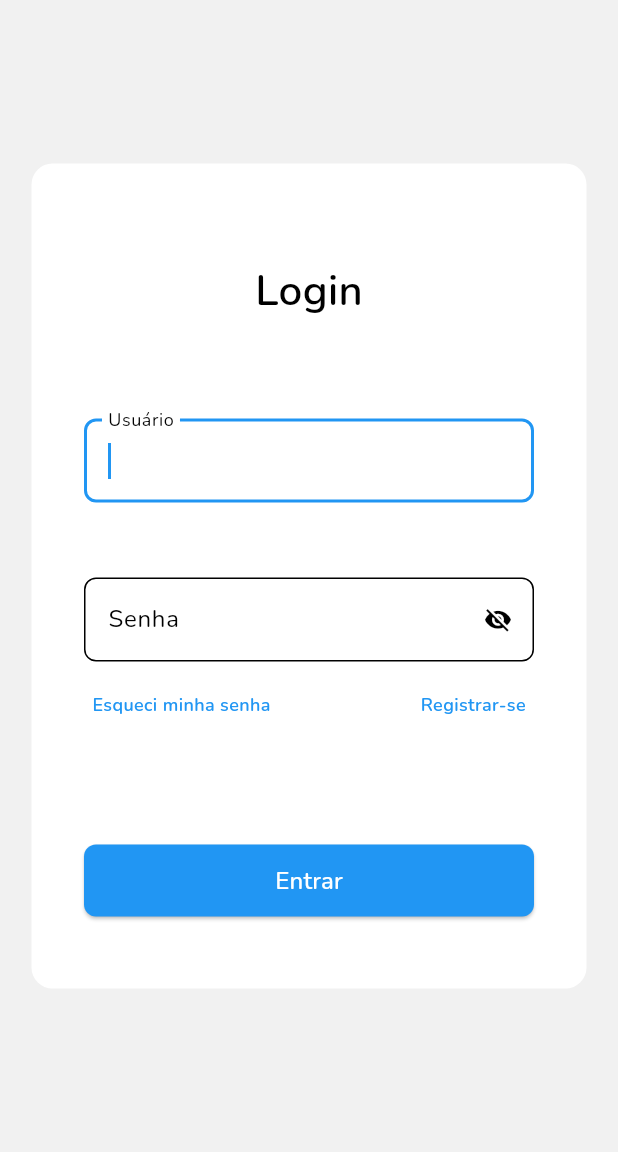
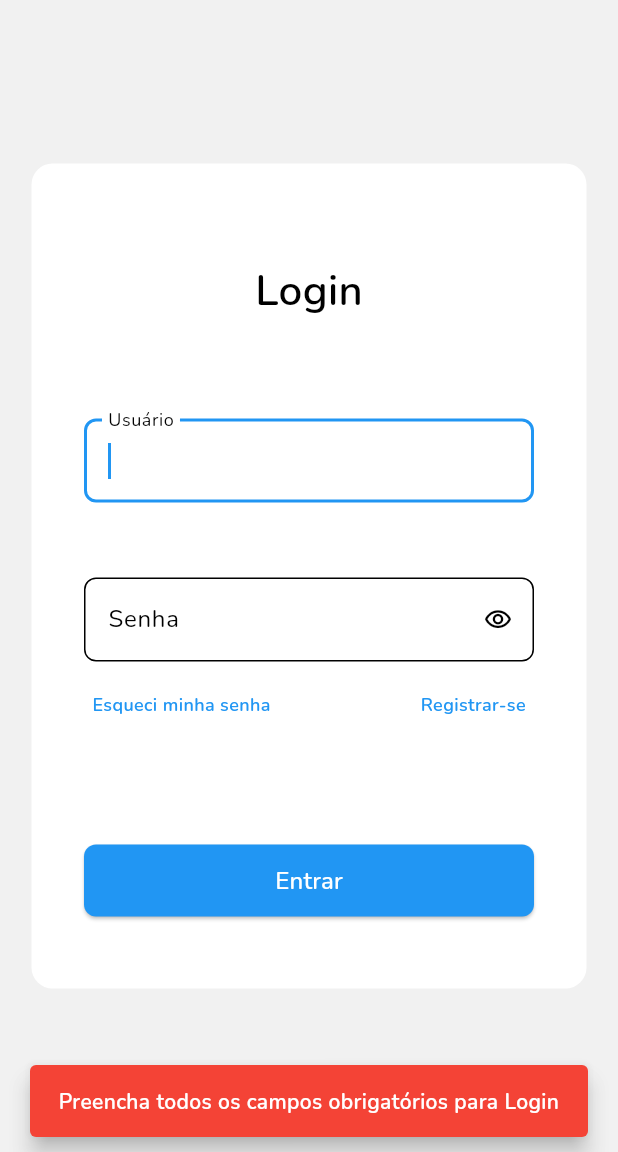
Before and after one commit to Roddzzz/lock-unlock-arduino, a Flutter app: the screen it shows after launch, after a tap on "Entrar", on a phone screen of 412 x 824 dp, the part 84-1236 px from its top. Run offline on Flutter 3.47's test engine with Material 3 defaults, Android fonts, the phone set to English and light mode, and no system bars; our stand-ins replace google_fonts.

```diff
--- a/lib/screens/login_screen.dart
+++ b/lib/screens/login_screen.dart
@@ -1,23 +1,31 @@
 import 'package:flutter/material.dart';
 import 'package:google_fonts/google_fonts.dart';
+import 'package:lock_unlock_gate/viewmodels/login_screen_viewmodel.dart';
 import 'package:provider/provider.dart';
 import 'package:lock_unlock_gate/models/theme_provider.dart';
 
 class LoginScreen extends StatelessWidget {
-  const LoginScreen({super.key});
+  LoginScreen({super.key});
+
+  final FocusNode _userFocusNode = FocusNode();
+  final TextEditingController _userTextController = TextEditingController();
+
+  final TextEditingController _passwordTextController = TextEditingController();
 
   @override
   Widget build(BuildContext context) {
-    final themeProvider = Provider.of<ThemeProvider>(context);
-    final appColors = themeProvider.appColors;
     return Scaffold(
       appBar: AppBar(
-        backgroundColor: appColors.appBarColor,
+        backgroundColor: context.select(
+          (ThemeProvider t) => t.appColors.appBarColor,
+        ),
         title: Text(
           "Lock Unlock Arduino",
           style: GoogleFonts.nunito(
             fontWeight: FontWeight.w600,
-            color: appColors.staticColorText,
+            color: context.select(
+              (ThemeProvider t) => t.appColors.staticColorText,
+            ),
           ),
         ),
         centerTitle: true,
@@ -25,16 +33,8 @@ class LoginScreen extends StatelessWidget {
           Padding(
             padding: EdgeInsets.only(right: 9.0),
             child: IconButton(
-              icon: Icon(
-                themeProvider.isDarkMode
-                    ? Icons.light_mode_outlined
-                    : Icons.dark_mode_outlined,
-                color: appColors.staticColorText,
-              ),
-              onPressed: () {
-                // Alternar o tema ao clicar no botão
-                themeProvider.toggleTheme();
-              },
+              icon: _buildDarkModeIcon(context),
+              onPressed: () => context.read<ThemeProvider>().toggleTheme(),
             ),
           ),
         ],
@@ -44,7 +44,7 @@ class LoginScreen extends StatelessWidget {
           width: 370,
           height: 550,
           decoration: BoxDecoration(
-            color: appColors.loginBox,
+            color: context.select((ThemeProvider t) => t.appColors.loginBox),
             borderRadius: BorderRadius.all(Radius.circular(14.0)),
           ),
           child: Column(
@@ -57,7 +57,9 @@ class LoginScreen extends StatelessWidget {
                   style: GoogleFonts.nunito(
                     fontSize: 28,
                     fontWeight: FontWeight.w600,
-                    color: appColors.secondaryColorText,
+                    color: context.select(
+                      (ThemeProvider t) => t.appColors.secondaryColorText,
+                    ),
                   ),
                 ),
               ),
@@ -66,31 +68,43 @@ class LoginScreen extends StatelessWidget {
                 child: SizedBox(
                   width: 300,
                   child: TextField(
-                    // onSubmitted: (_) => {_validateLogin()},
+                    onSubmitted:
+                        (_) =>
+                            _handleLoginValidation(context),
                     autofocus: true,
-                    // focusNode: _focusNodeUser,
-                    // controller: _controllerUser,
-                    cursorColor: appColors.appBarColor,
+                    focusNode: _userFocusNode,
+                    controller: _userTextController,
+                    cursorColor: context.select(
+                      (ThemeProvider t) => t.appColors.appBarColor,
+                    ),
                     style: GoogleFonts.nunito(
                       fontSize: 16,
-                      color: appColors.secondaryColorText,
+                      color: context.select(
+                        (ThemeProvider t) => t.appColors.secondaryColorText,
+                      ),
                     ),
                     decoration: InputDecoration(
                       labelText: 'Usuário',
                       labelStyle: GoogleFonts.nunito(
                         fontSize: 16,
-                        color: appColors.secondaryColorText,
+                        color: context.select(
+                          (ThemeProvider t) => t.appColors.secondaryColorText,
+                        ),
                       ),
                       enabledBorder: OutlineInputBorder(
                         borderRadius: BorderRadius.circular(8.0),
                         borderSide: BorderSide(
-                          color: appColors.secondaryColorText,
+                          color: context.select(
+                            (ThemeProvider t) => t.appColors.secondaryColorText,
+                          ),
                         ),
                       ),
                       focusedBorder: OutlineInputBorder(
                         borderRadius: BorderRadius.circular(8.0),
                         borderSide: BorderSide(
-                          color: appColors.appBarColor,
+                          color: context.select(
+                            (ThemeProvider t) => t.appColors.appBarColor,
+                          ),
                           width: 2.0,
                         ),
                       ),
@@ -103,45 +117,67 @@ class LoginScreen extends StatelessWidget {
                 child: SizedBox(
                   width: 300,
                   child: TextField(
-                    // onSubmitted: (_) => _validateLogin(),
-                    // controller: _controllerPassword,
-                    // obscureText: _isObscureText,
-                    cursorColor: appColors.appBarColor,
+                    onSubmitted:
+                        (_) =>
+                            _handleLoginValidation(context),
+                    controller: _passwordTextController,
+                    obscureText: context.select(
+                      (LoginScreenViewmodel l) => l.passwordFieldObscureText,
+                    ),
+                    cursorColor: context.select(
+                      (ThemeProvider t) => t.appColors.appBarColor,
+                    ),
                     style: GoogleFonts.nunito(
                       fontSize: 16,
-                      color: appColors.secondaryColorText,
+                      color: context.select(
+                        (ThemeProvider t) => t.appColors.secondaryColorText,
+                      ),
                     ),
                     decoration: InputDecoration(
                       labelText: 'Senha',
                       labelStyle: GoogleFonts.nunito(
                         fontSize: 16,
-                        color: appColors.secondaryColorText,
+                        color: context.select(
+                          (ThemeProvider t) => t.appColors.secondaryColorText,
+                        ),
                       ),
                       suffixIcon: IconButton(
-                        icon: Icon(
-                          // _isObscureText
-                          //     ? Icons.visibility_off
-                          //     : Icons.visibility_outlined,
-                          Icons.visibility_off,
-                          color: appColors.secondaryColorText,
-                          size: 19,
+                        icon: Builder(
+                          builder: (BuildContext builderBuildContext) {
+                            final bool isObscureText = builderBuildContext
+                                .select(
+                                  (LoginScreenViewmodel l) =>
+                                      l.passwordFieldObscureText,
+                                );
+                            final Color color = builderBuildContext.select(
+                              (ThemeProvider t) =>
+                                  t.appColors.secondaryColorText,
+                            );
+                            return Icon(
+                              isObscureText
+                                  ? Icons.visibility_off
+                                  : Icons.visibility_outlined,
+                              color: color,
+                              size: 19,
+                            );
+                          },
                         ),
-                        onPressed: () {
-                          // setState(() {
-                          //   _isObscureText = !_isObscureText;
-                          // });
-                        },
+                        onPressed: () => context.read<LoginScreenViewmodel>().toggleObscurePassword(),
                       ),
                       enabledBorder: OutlineInputBorder(
                         borderRadius: BorderRadius.circular(8.0),
                         borderSide: BorderSide(
-                          color: appColors.secondaryColorText,
+                          color: context.select(
+                            (ThemeProvider t) => t.appColors.secondaryColorText,
+                          ),
                         ),
                       ),
                       focusedBorder: OutlineInputBorder(
                         borderRadius: BorderRadius.circular(8.0),
                         borderSide: BorderSide(
-                          color: appColors.appBarColor,
+                          color: context.select(
+                            (ThemeProvider t) => t.appColors.appBarColor,
+                          ),
                           width: 2.0,
                         ),
                       ),
@@ -159,7 +195,9 @@ class LoginScreen extends StatelessWidget {
                       style: GoogleFonts.nunito(
                         fontSize: 12,
                         fontWeight: FontWeight.w600,
-                        color: appColors.appBarColor,
+                        color: context.select(
+                          (ThemeProvider t) => t.appColors.appBarColor,
+                        ),
                       ),
                     ),
                     SizedBox(width: 100),
@@ -168,7 +206,9 @@ class LoginScreen extends StatelessWidget {
                       style: GoogleFonts.nunito(
                         fontSize: 12,
                         fontWeight: FontWeight.w600,
-                        color: appColors.appBarColor,
+                        color: context.select(
+                          (ThemeProvider t) => t.appColors.appBarColor,
+                        ),
                       ),
                     ),
                   ],
@@ -180,12 +220,12 @@ class LoginScreen extends StatelessWidget {
                   height: 48,
                   width: 300,
                   child: ElevatedButton(
-                    onPressed: () {
-                      // _validateLogin();
-                    },
+                    onPressed: () => _handleLoginValidation(context),
                     style: ElevatedButton.styleFrom(
                       foregroundColor: Colors.white, // Cor de fundo
-                      backgroundColor: appColors.appBarColor, // Cor do texto
+                      backgroundColor: context.select(
+                        (ThemeProvider t) => t.appColors.appBarColor,
+                      ), // Cor do texto
                       shape: RoundedRectangleBorder(
                         borderRadius: BorderRadius.circular(8.0),
                       ),
@@ -193,7 +233,7 @@ class LoginScreen extends StatelessWidget {
                     child: Text(
                       'Entrar',
                       style: GoogleFonts.nunito(fontSize: 16),
-                    )
+                    ),
                   ),
                 ),
               ),
@@ -201,45 +241,52 @@ class LoginScreen extends StatelessWidget {
           ),
         ),
       ),
-      backgroundColor: appColors.backgroundColor,
+      backgroundColor: context.select(
+        (ThemeProvider t) => t.appColors.backgroundColor,
+      ),
+    );
+  }
+
+  void _handleLoginValidation(BuildContext context) async {
+    final String username = _userTextController.text.trim();
+    final String password = _passwordTextController.text.trim();
+    if(username == "" || password == "") {
+      _showSnackbarInvalidLogin(context, 'Preencha todos os campos obrigatórios para Login');
+      return;
+    }
+    final success = await context.read<LoginScreenViewmodel>().validateLogin(username, password);
+    if(success) {
+      if(context.mounted) {
+        await Navigator.of(context).pushNamed('/hubManagementScreen');
+        _userTextController.dispose();
+        _passwordTextController.dispose();
+        _userFocusNode.dispose();
+        return;
+      }
+    }
+    if(context.mounted) {
+      _showSnackbarInvalidLogin(context, 'Usuário e/ou senha incorretos!');
+      _userTextController.clear();
+      _passwordTextController.clear();
+      _userFocusNode.requestFocus();
+    }
+  }
+
+  Widget _buildDarkModeIcon(BuildContext context) {
+    final (darkMode, staticColorText) = context.select(
+      (ThemeProvider t) => (
+        t.isDarkMode,
+        t.appColors.staticColorText,
+      ),
+    );
+    return Icon(
+      darkMode
+          ? Icons.light_mode_outlined
+          : Icons.dark_mode_outlined,
+      color: staticColorText,
     );
   }
 }
-
-//   @override
-//   _LoginScreenState createState() => _LoginScreenState();
-// }
-
-// class _LoginScreenState extends State<LoginScreen> {
-//   bool _isObscureText = true;
-//   final TextEditingController _controllerUser = TextEditingController();
-//   final TextEditingController _controllerPassword = TextEditingController();
-//   final FocusNode _focusNodeUser = FocusNode();
-
-//   void _validateLogin() {
-//     if (_controllerUser.text.trim() != "" && _controllerPassword.text != "") {
-//       if (_controllerUser.text.trim() == "admin" &&
-//           _controllerPassword.text == "admin") {
-//         Navigator.pushNamed(context, 'hubManagementScreen');
-//         _controllerUser.clear();
-//         _controllerPassword.clear();
-//       } else {
-//         setState(() {
-//           _showSnackbarInvalidLogin(context, "Usuário ou senha incorretos");
-//         });
-//         _controllerUser.clear();
-//         _controllerPassword.clear();
-//         _focusNodeUser.requestFocus();
-//       }
-//     } else {
-//       setState(() {
-//         _showSnackbarInvalidLogin(
-//           context,
-//           "Preencha todos os campos obrigatórios para Login",
-//         );
-//       });
-//     }
-//   }
 
 //   @override
 //   void dispose() {
@@ -248,26 +295,26 @@ class LoginScreen extends StatelessWidget {
 //     super.dispose();
 //   }
 
-//   void _showSnackbarInvalidLogin(BuildContext context, String message) {
-//     final snackBar = SnackBar(
-//       content: Text(
-//         message,
-//         textAlign: TextAlign.center,
-//         style: GoogleFonts.nunito(
-//           color:
-//               Provider.of<ThemeProvider>(
-//                 context,
-//                 listen: false,
-//               ).appColors.staticColorText,
-//           fontWeight: FontWeight.w600,
-//           fontSize: 14,
-//         ),
-//       ),
-//       backgroundColor: Colors.red,
-//       behavior: SnackBarBehavior.floating,
-//       margin: EdgeInsets.symmetric(horizontal: 20, vertical: 10),
-//       duration: Duration(seconds: 2),
-//     );
-//     ScaffoldMessenger.of(context).showSnackBar(snackBar);
-//   }
+  void _showSnackbarInvalidLogin(BuildContext context, String message) {
+    final snackBar = SnackBar(
+      content: Text(
+        message,
+        textAlign: TextAlign.center,
+        style: GoogleFonts.nunito(
+          color:
+              Provider.of<ThemeProvider>(
+                context,
+                listen: false,
+              ).appColors.staticColorText,
+          fontWeight: FontWeight.w600,
+          fontSize: 14,
+        ),
+      ),
+      backgroundColor: Colors.red,
+      behavior: SnackBarBehavior.floating,
+      margin: EdgeInsets.symmetric(horizontal: 20, vertical: 10),
+      duration: Duration(seconds: 2),
+    );
+    ScaffoldMessenger.of(context).showSnackBar(snackBar);
+  }
 // }
--- a/lib/viewmodels/login_screen_viewmodel.dart
+++ b/lib/viewmodels/login_screen_viewmodel.dart
@@ -1,3 +1,18 @@
 import 'package:flutter/material.dart';
 
-class LoginScreenViewmodel extends ChangeNotifier {}
+class LoginScreenViewmodel extends ChangeNotifier {
+
+  bool _passwordFieldObscureText = false;
+
+  bool get passwordFieldObscureText => _passwordFieldObscureText;
+
+  Future<bool> validateLogin(String username, String password) async {
+    return false;
+  }
+
+  void toggleObscurePassword() {
+    _passwordFieldObscureText = !_passwordFieldObscureText;
+    notifyListeners();
+  }
+
+}
```
